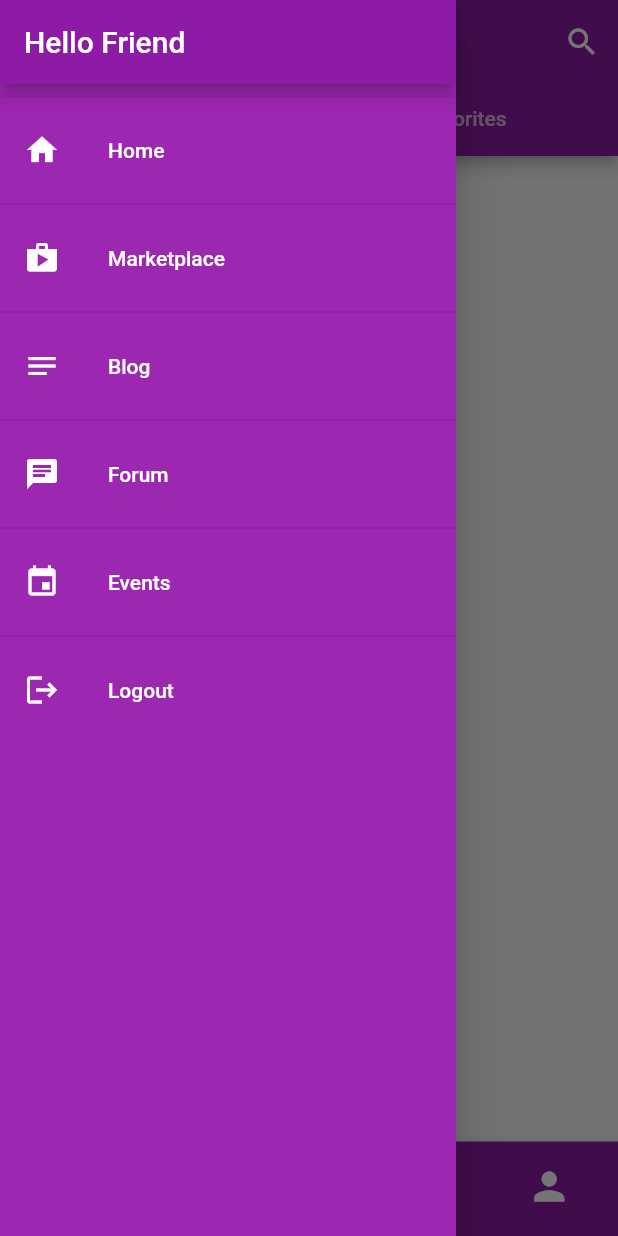
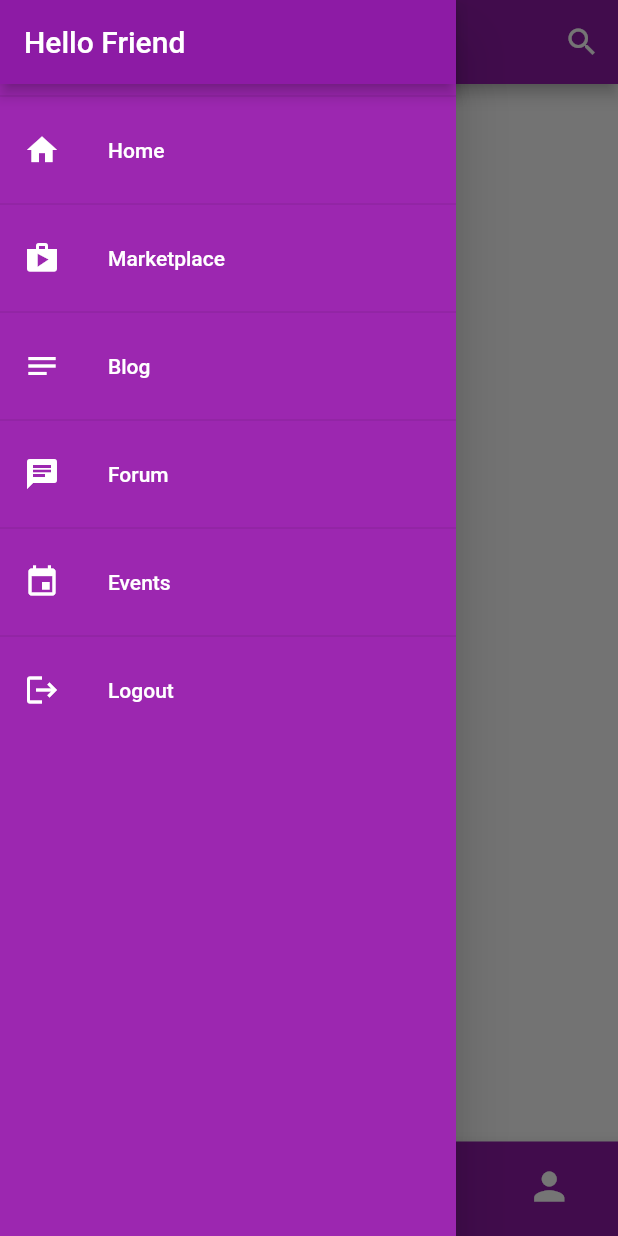
Before and after one commit to hasan661/gamingmob, a Flutter app: the ProductCategoriesScreen screen opened by its route, item 2 of the bottom bar chosen, with the side drawer open, on a phone screen of 412 x 824 dp. Run offline on Flutter 3.47's test engine with Material 2 defaults, Android fonts, the light colour scheme and no system bars; our stand-ins replace carousel_slider, cloud_firestore, firebase_auth, firebase_core, google_fonts, pin_code_fields and 1 more; accounts and stored records are empty.

Commit message:
bottomnavbarimplemented

```diff
--- a/lib/product/screens/accounts.dart
+++ b/lib/product/screens/accounts.dart
@@ -6,11 +6,9 @@ class AccountScreen extends StatelessWidget {
 
   @override
   Widget build(BuildContext context) {
-    return Scaffold(
-      appBar: AppBar(),
-      body: const Center(
+    return const Center(
         child: Text("Account"),
-      ),
+
     );
   }
 }
--- a/lib/product/screens/chatscreen.dart
+++ b/lib/product/screens/chatscreen.dart
@@ -2,15 +2,12 @@ import 'package:flutter/material.dart';
 
 class ChatScreen extends StatelessWidget {
   const ChatScreen({Key? key}) : super(key: key);
-  static const routeName="/Chat";
+  static const routeName = "/Chat";
 
   @override
   Widget build(BuildContext context) {
-    return Scaffold(
-      appBar: AppBar(),
-      body: const Center(
-        child: Text("Chat"),
-      ),
+    return const Center(
+      child: Text("Chat"),
     );
   }
 }
--- a/lib/product/screens/myadsscreen.dart
+++ b/lib/product/screens/myadsscreen.dart
@@ -6,11 +6,9 @@ class MyAdScreen extends StatelessWidget {
 
   @override
   Widget build(BuildContext context) {
-    return Scaffold(
-      appBar: AppBar(),
-      body: const Center(
+    return  const Center(
         child: Text("My Ads"),
-      ),
+
     );
   }
 }
--- a/lib/product/screens/productscategoryscreen.dart
+++ b/lib/product/screens/productscategoryscreen.dart
@@ -1,30 +1,81 @@
 import 'package:flutter/material.dart';
-import 'package:gamingmob/product/providers/categoriesprovider.dart';
 import 'package:gamingmob/product/providers/productprovider.dart';
+import 'package:gamingmob/product/screens/accounts.dart';
+import 'package:gamingmob/product/screens/chatscreen.dart';
+import 'package:gamingmob/product/screens/myadsscreen.dart';
 import 'package:gamingmob/product/widgets/appdrawer.dart';
 import 'package:gamingmob/product/widgets/categoriesscreenitem.dart';
-import 'package:gamingmob/product/widgets/marketplacebottomnavbar.dart';
-import 'package:gamingmob/product/widgets/producthomegrid.dart';
 import 'package:gamingmob/product/widgets/productserach.dart';
 import 'package:provider/provider.dart';
 
-class ProductCategoriesScreen extends StatelessWidget {
+class ProductCategoriesScreen extends StatefulWidget {
   const ProductCategoriesScreen({Key? key}) : super(key: key);
   static const routeName = "/productcategories";
+
+  @override
+  State<ProductCategoriesScreen> createState() =>
+      _ProductCategoriesScreenState();
+}
+
+class _ProductCategoriesScreenState extends State<ProductCategoriesScreen> {
+  var _selectedIndex = 0;
+
+  List<Widget> screens = [
+    const CategoriesScreenItem(),
+    const ChatScreen(),
+    const MyAdScreen(),
+    const AccountScreen()
+  ];
   @override
   Widget build(BuildContext context) {
     var searchterms = Provider.of<ProductProvider>(context).searchTerms;
 
     var gamingProducts =
         Provider.of<ProductProvider>(context).getAllProductItems;
-    var favoritesProducts = Provider.of<ProductProvider>(context).favoritesOnly;
+
 
     var query = "";
     return DefaultTabController(
       length: 2,
       child: Scaffold(
         drawer: const AppDrawer(),
-          bottomNavigationBar: const BottomNavBarMarketplace(),
+        bottomNavigationBar: Theme(
+          data: Theme.of(context).copyWith(
+            canvasColor: const Color(
+              0xff8d1ba5,
+            ),
+          ),
+          child: BottomNavigationBar(
+            onTap: (index) => {
+              setState(() {
+                _selectedIndex = index;
+              })
+            },
+            iconSize: 30,
+            selectedFontSize: 15,
+            fixedColor: Colors.amber,
+            unselectedItemColor: Colors.white,
+            currentIndex: _selectedIndex,
+            items: const [
+              BottomNavigationBarItem(
+                icon: Icon(Icons.home),
+                label: "Home",
+              ),
+              BottomNavigationBarItem(
+                icon: Icon(Icons.chat),
+                label: "Chat",
+              ),
+              BottomNavigationBarItem(
+                icon: Icon(Icons.ad_units),
+                label: "My Ads",
+              ),
+              BottomNavigationBarItem(
+                icon: Icon(Icons.person),
+                label: "Account",
+              ),
+            ],
+          ),
+        ),
         appBar: AppBar(
           actions: [
             IconButton(
@@ -39,7 +90,7 @@ class ProductCategoriesScreen extends StatelessWidget {
                   Icons.search,
                 ))
           ],
-            bottom: const TabBar(
+          bottom: _selectedIndex==0? const TabBar(
             labelColor: Colors.white,
             tabs: [
               Tab(
@@ -49,45 +100,14 @@ class ProductCategoriesScreen extends StatelessWidget {
                 text: "Favorites",
               ),
             ],
-            ),
+          ):null,
           centerTitle: true,
           title: const Text(
             "Gaming Mob",
           ),
         ),
-          body: FutureBuilder(
-              future: Provider.of<CategoryProvider>(context, listen: false)
-                  .fetchCategories(),
-              builder: (ctx, snapshot) {
-                var categires =
-                    Provider.of<CategoryProvider>(context, listen: false)
-                        .categories;
-                if (snapshot.connectionState == ConnectionState.waiting) {
-                  return const Center(
-                    child: CircularProgressIndicator(),
-                  );
-                } else {
-                  return TabBarView(children: [
-                    Padding(
-                      padding: const EdgeInsets.all(8.0),
-                      child: GridView.builder(
-                        itemCount: categires.length,
-                        gridDelegate:
-                            const SliverGridDelegateWithMaxCrossAxisExtent(
-                          maxCrossAxisExtent: 200,
-                          childAspectRatio: 3 / 2,
-                          crossAxisSpacing: 10,
-                          mainAxisSpacing: 10,
+        body: screens[_selectedIndex]
       ),
-                        itemBuilder: (ctx, index) {
-                          return CategoriesScreenItem(index: index);
-                        },
-                      ),
-                    ),
-                    ProductGrid(product: favoritesProducts)
-                  ]);
-                }
-              })),
     );
   }
 }
```
Also changed, not shown: lib/product/screens/productcategoriesdetailscreen.dart (+67 -28 lines), lib/product/screens/producthomescreen.dart (+73 -19 lines), lib/product/widgets/categoriesdetailscreenitem.dart (+32 -14 lines), lib/product/widgets/categoriesscreenitem.dart (+50 -7 lines). Lines whose indentation alone changed are shown as unchanged.
